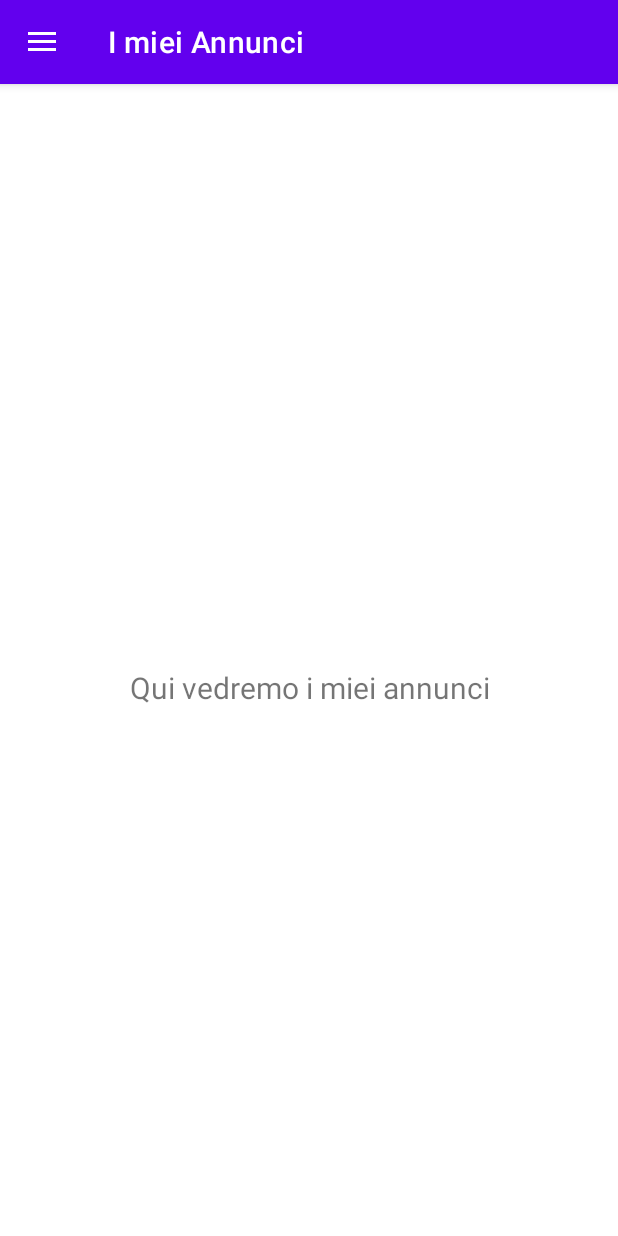
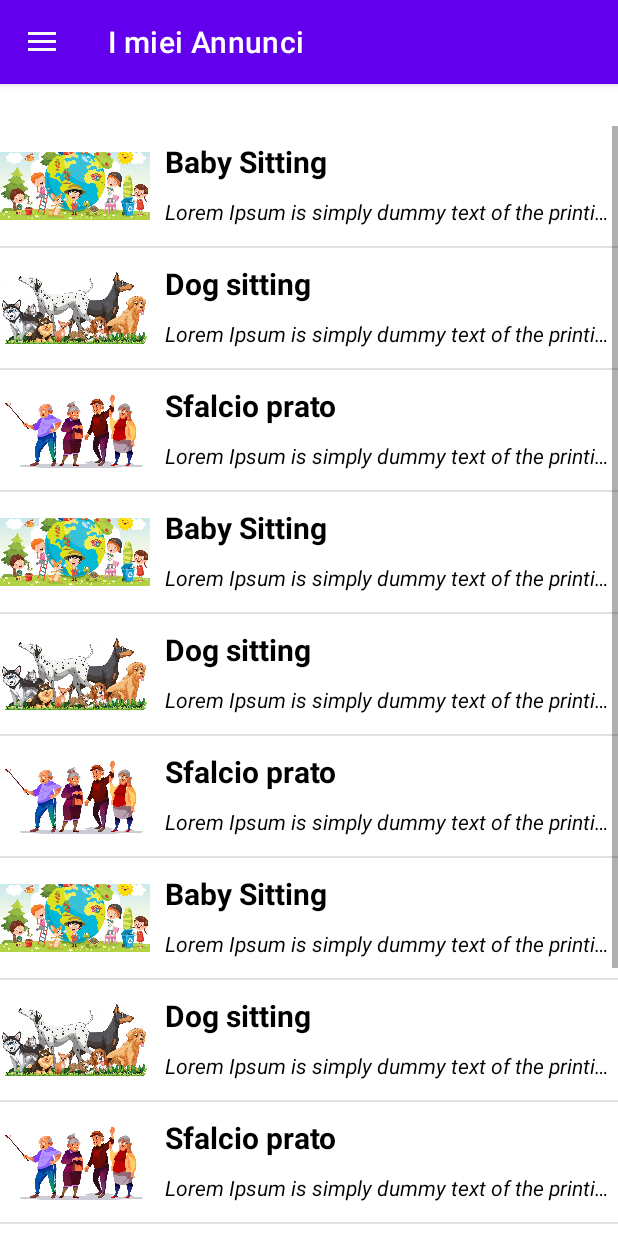
Before and after one commit to bordi93Unive/AiutoVicino, an Android app: the MainActivity screen opened directly, with no data from a screen before it, in the side drawer, after a tap on "I miei Annunci", on a phone screen of 412 x 824 dp. Run offline under Robolectric (Android 15) with nearby library versions, the phone set to English and light mode, and no system bars; our stand-ins replace navigation-ui.

Commit message:
scroll bar in home e miei annunci

```diff
--- a/app/src/main/java/com/example/aiutovicino/MainActivity.java
+++ b/app/src/main/java/com/example/aiutovicino/MainActivity.java
@@ -59,31 +59,10 @@ public class MainActivity extends AppCompatActivity {
         textNameSurname.setText(user.name + " " + user.surname);
         textEmail.setText(user.email);
 
+        String mipmapName = "ic_" + user.name.toLowerCase().substring(0,1);
 
-      /*  final Uri uri = Uri.parse("./mipmap/ic_a/ic_a.png");
-        final String path = uri.getPath();
-        final Drawable drawable = Drawable.createFromPath(path);
-        image.setImageDrawable(drawable);*/
-
-
-
-        // TextDrawable drawable = TextDrawable.builder().buildRect("A", Color.RED);
-       /* String nome = user.name.toLowerCase().substring(0,1);
-        Drawable drawable = Drawable.createFromPath("@mipmap/ic_" + nome);
-        ImageView imageView = (ImageView) findViewById();
-
-        image.setImageResource(R.mipmap.ic_b);*/
-        //imageView.setImageDrawable*/
-        String nome = "ic_" + user.name.toLowerCase().substring(0,1);
-        //Resources re = null;
-        ImageView imageView = (ImageView) findViewById(R.id.id_badge_image);
-        int imageId = getResources().getIdentifier(nome, "mipmap", getPackageName());
-
-        if (imageId > 0) {
-            imageView.setImageResource(imageId);
-        }
-
-
+        int resID = getResources().getIdentifier(mipmapName , "mipmap", getPackageName());
+        image.setImageResource(resID);
 
         NavController navController = Navigation.findNavController(this, R.id.nav_host_fragment_content_main);
         NavigationUI.setupActionBarWithNavController(this, navController, mAppBarConfiguration);
--- a/app/src/main/java/com/example/aiutovicino/controller/AnnuncioController.java
+++ b/app/src/main/java/com/example/aiutovicino/controller/AnnuncioController.java
@@ -18,10 +18,41 @@ public class AnnuncioController {
     }
 
     public static AnnuncioModel[] getAllAnnouncments(){
-        AnnuncioModel[] annunci = new AnnuncioModel[3];
+        AnnuncioModel[] annunci = new AnnuncioModel[15];
         annunci[0] = new AnnuncioModel(1, "Sfalcio prato", 1,"01/01/2023","15:15","Bassano",3,true);
         annunci[1] = new AnnuncioModel(2, "Baby Sitting", 2,"23/12/2022","10:15","Trieste",2,false);
         annunci[2] = new AnnuncioModel(3, "Dog sitting", 3,"02/08/1993","19:20","Rosà",1,true);
+        annunci[3] = new AnnuncioModel(2, "Baby Sitting", 2,"23/12/2022","10:15","Trieste",2,false);
+        annunci[4] = new AnnuncioModel(3, "Dog sitting", 3,"02/08/1993","19:20","Rosà",1,true);
+        annunci[5] = new AnnuncioModel(1, "Sfalcio prato", 1,"01/01/2023","15:15","Bassano",3,true);
+        annunci[6] = new AnnuncioModel(2, "Baby Sitting", 2,"23/12/2022","10:15","Trieste",2,false);
+        annunci[7] = new AnnuncioModel(3, "Dog sitting", 3,"02/08/1993","19:20","Rosà",1,true);
+        annunci[8] = new AnnuncioModel(1, "Sfalcio prato", 1,"01/01/2023","15:15","Bassano",3,true);
+        annunci[9] = new AnnuncioModel(2, "Baby Sitting", 2,"23/12/2022","10:15","Trieste",2,false);
+        annunci[10] = new AnnuncioModel(3, "Dog sitting", 3,"02/08/1993","19:20","Rosà",1,true);
+        annunci[11] = new AnnuncioModel(1, "Sfalcio prato", 1,"01/01/2023","15:15","Bassano",3,true);
+        annunci[12] = new AnnuncioModel(2, "Baby Sitting", 2,"23/12/2022","10:15","Trieste",2,false);
+        annunci[13] = new AnnuncioModel(3, "Dog sitting", 3,"02/08/1993","19:20","Rosà",1,true);
+        annunci[14] = new AnnuncioModel(1, "Sfalcio prato", 1,"01/01/2023","15:15","Bassano",3,true);
+        return annunci;
+    }
+
+    public static AnnuncioModel[] getAllMyAnnouncments(){
+        AnnuncioModel[] annunci = new AnnuncioModel[12];
+
+        annunci[0] = new AnnuncioModel(2, "Baby Sitting", 2,"23/12/2022","10:15","Trieste",2,false);
+        annunci[1] = new AnnuncioModel(3, "Dog sitting", 3,"02/08/1993","19:20","Rosà",1,true);
+        annunci[2] = new AnnuncioModel(1, "Sfalcio prato", 1,"01/01/2023","15:15","Bassano",3,true);
+        annunci[3] = new AnnuncioModel(2, "Baby Sitting", 2,"23/12/2022","10:15","Trieste",2,false);
+        annunci[4] = new AnnuncioModel(3, "Dog sitting", 3,"02/08/1993","19:20","Rosà",1,true);
+        annunci[5] = new AnnuncioModel(1, "Sfalcio prato", 1,"01/01/2023","15:15","Bassano",3,true);
+        annunci[6] = new AnnuncioModel(2, "Baby Sitting", 2,"23/12/2022","10:15","Trieste",2,false);
+        annunci[7] = new AnnuncioModel(3, "Dog sitting", 3,"02/08/1993","19:20","Rosà",1,true);
+        annunci[8] = new AnnuncioModel(1, "Sfalcio prato", 1,"01/01/2023","15:15","Bassano",3,true);
+        annunci[9] = new AnnuncioModel(2, "Baby Sitting", 2,"23/12/2022","10:15","Trieste",2,false);
+        annunci[10] = new AnnuncioModel(3, "Dog sitting", 3,"02/08/1993","19:20","Rosà",1,true);
+        annunci[11] = new AnnuncioModel(1, "Sfalcio prato", 1,"01/01/2023","15:15","Bassano",3,true);
+
         return annunci;
     }
 }
--- a/app/src/main/java/com/example/aiutovicino/ui/annunci/AnnunciFragment.java
+++ b/app/src/main/java/com/example/aiutovicino/ui/annunci/AnnunciFragment.java
@@ -4,27 +4,45 @@ import android.os.Bundle;
 import android.view.LayoutInflater;
 import android.view.View;
 import android.view.ViewGroup;
-import android.widget.TextView;
+import android.widget.AdapterView;
+import android.widget.ListView;
+
 import androidx.annotation.NonNull;
 import androidx.fragment.app.Fragment;
 import androidx.lifecycle.ViewModelProvider;
+import androidx.navigation.Navigation;
 
+import com.example.aiutovicino.R;
+import com.example.aiutovicino.adapter.AnnunciAdapter;
+import com.example.aiutovicino.controller.AnnuncioController;
 import com.example.aiutovicino.databinding.FragmentAnnunciBinding;
+import com.example.aiutovicino.model.AnnuncioModel;
 
 public class AnnunciFragment extends Fragment {
 
 private FragmentAnnunciBinding binding;
 
-    public View onCreateView(@NonNull LayoutInflater inflater,
-            ViewGroup container, Bundle savedInstanceState) {
-        AnnunciViewModel annunciViewModel =
-                new ViewModelProvider(this).get(AnnunciViewModel.class);
+    public View onCreateView(@NonNull LayoutInflater inflater, ViewGroup container, Bundle savedInstanceState) {
+        AnnunciViewModel annunciViewModel = new ViewModelProvider(this).get(AnnunciViewModel.class);
 
-    binding = FragmentAnnunciBinding.inflate(inflater, container, false);
-    View root = binding.getRoot();
+        binding = FragmentAnnunciBinding.inflate(inflater, container, false);
+        View root = binding.getRoot();
 
-        final TextView textView = binding.textMyannunci;
-        annunciViewModel.getText().observe(getViewLifecycleOwner(), textView::setText);
+        AnnuncioModel[] annunci = AnnuncioController.getAllMyAnnouncments();
+
+        ListView listAnnunci = (ListView) binding.listMyAnnunci;
+        AnnunciAdapter annunciAdapter = new AnnunciAdapter(root.getContext(), annunci);
+        listAnnunci.setAdapter(annunciAdapter);
+
+        listAnnunci.setOnItemClickListener(new AdapterView.OnItemClickListener() {
+            @Override
+            public void onItemClick(AdapterView<?> adapterView, View view, int i, long l) {
+                Bundle b = new Bundle();
+                b.putInt("id", annunci[i].id);
+                //Navigation.findNavController(view).navigate(R.id.action_nav_home_to_annuncioDetailFragment, b);
+            }
+        });
+
         return root;
     }
 
--- a/app/src/main/java/com/example/aiutovicino/ui/home/HomeFragment.java
+++ b/app/src/main/java/com/example/aiutovicino/ui/home/HomeFragment.java
@@ -31,8 +31,6 @@ private FragmentHomeBinding binding;
         binding = FragmentHomeBinding.inflate(inflater, container, false);
         View root = binding.getRoot();
 
-        Bundle b = this.getArguments();
-
         AnnuncioModel[] annunci = AnnuncioController.getAllAnnouncments();
 
         ListView listAnnunci = (ListView) binding.listHome;
@@ -42,10 +40,9 @@ private FragmentHomeBinding binding;
         listAnnunci.setOnItemClickListener(new AdapterView.OnItemClickListener() {
             @Override
             public void onItemClick(AdapterView<?> adapterView, View view, int i, long l) {
-                /*Bundle b = new Bundle();
+                Bundle b = new Bundle();
                 b.putInt("id", annunci[i].id);
-                Navigation.findNavController(view).navigate(R.id.action_nav_home_to_annuncioDetailFragment, b);*/
-                Navigation.findNavController(view).navigate(R.id.action_nav_home_to_annuncioDetailFragment);
+                Navigation.findNavController(view).navigate(R.id.action_nav_home_to_annuncioDetailFragment, b);
             }
         });
 
--- a/app/src/main/java/com/example/aiutovicino/ui/impostazioni/ImpostazioniFragment.java
+++ b/app/src/main/java/com/example/aiutovicino/ui/impostazioni/ImpostazioniFragment.java
@@ -44,8 +44,6 @@ private FragmentImpostazioniBinding binding;
             binding.buttonModDati.setOnClickListener(new View.OnClickListener() {
             @Override
             public void onClick(View view) {
-                user.setUserModel(binding.modNome.getText().toString(), binding.modCognome.getText().toString(),
-                                  binding.modEmail.getText().toString(), binding.modNickname.getText().toString());
 
                 Snackbar.make(view, "Dati aggiornati", Snackbar.LENGTH_LONG)
                         .setAction("Action", null).show();
--- a/app/src/main/java/com/example/aiutovicino/ui/login/LoginFragment.java
+++ b/app/src/main/java/com/example/aiutovicino/ui/login/LoginFragment.java
@@ -48,10 +48,7 @@ public class LoginFragment extends Fragment {
                             .setAction("Action", null).show();
                 }
                 else{
-                    Bundle b = new Bundle();
-                    b.putInt("idUser", user.id);
-                    //mi porto dietro l'id dell'utente
-                    startActivity(new Intent(getActivity(), MainActivity.class),b);
+                    startActivity(new Intent(getActivity(), MainActivity.class));
                 }
             }
         });
--- a/app/src/main/res/layout/fragment_annunci.xml
+++ b/app/src/main/res/layout/fragment_annunci.xml
@@ -1,23 +1,28 @@
 <?xml version="1.0" encoding="utf-8"?>
 <androidx.constraintlayout.widget.ConstraintLayout
     xmlns:android="http://schemas.android.com/apk/res/android"
-    xmlns:app="http://schemas.android.com/apk/res-auto"
     xmlns:tools="http://schemas.android.com/tools"
     android:layout_width="match_parent"
     android:layout_height="match_parent"
     tools:context=".ui.annunci.AnnunciFragment" >
 
-    <TextView
-        android:id="@+id/text_myannunci"
+    <ScrollView
         android:layout_width="match_parent"
-        android:layout_height="wrap_content"
-        android:layout_marginStart="8dp"
-        android:layout_marginTop="8dp"
-        android:layout_marginEnd="8dp"
-        android:textAlignment="center"
-        android:textSize="20sp"
-        app:layout_constraintEnd_toEndOf="parent"
-        app:layout_constraintStart_toStartOf="parent"
-        app:layout_constraintTop_toTopOf="parent"
-        app:layout_constraintBottom_toBottomOf="parent" />
+        android:layout_height="match_parent"
+        android:fillViewport="true"
+        tools:layout_editor_absoluteX="1dp"
+        tools:layout_editor_absoluteY="1dp">
+
+        <androidx.coordinatorlayout.widget.CoordinatorLayout
+            android:layout_width="match_parent"
+            android:layout_height="match_parent"
+            android:orientation="vertical">
+            <ListView
+                android:id="@+id/list_my_annunci"
+                android:layout_width="match_parent"
+                android:layout_height="match_parent"
+                tools:layout_editor_absoluteX="1dp"
+                tools:layout_editor_absoluteY="1dp" />
+        </androidx.coordinatorlayout.widget.CoordinatorLayout>
+    </ScrollView>
 </androidx.constraintlayout.widget.ConstraintLayout>
```
Also changed, not shown: app/src/main/java/com/example/aiutovicino/model/UserModel.java (+0 -26 lines), app/src/main/res/layout/content_annuncio_detail_test.xml (deleted, +0 -20 lines), app/src/main/res/layout/fragment_home.xml (+16 -4 lines).
